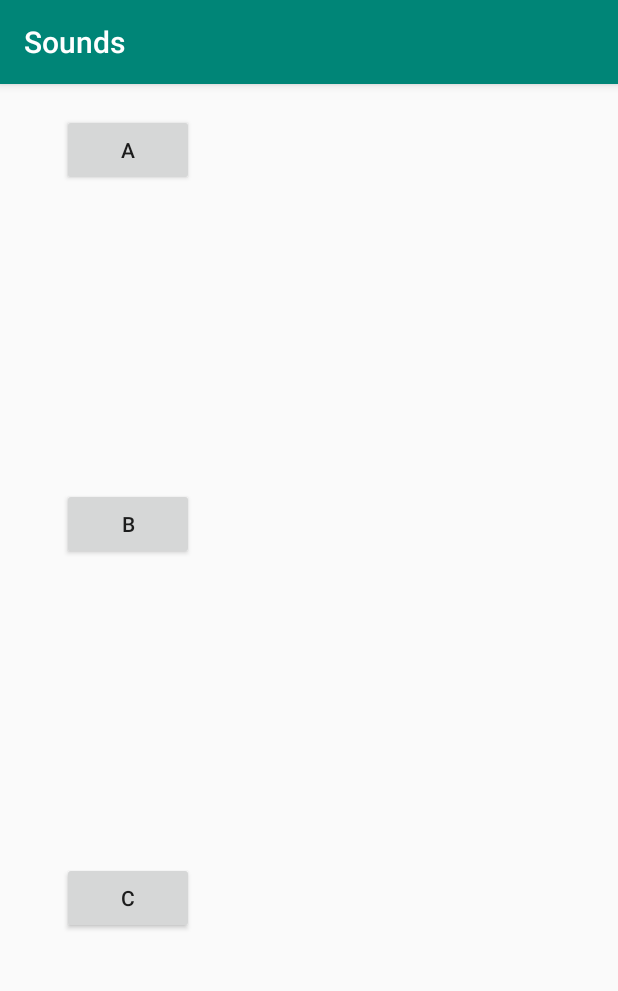
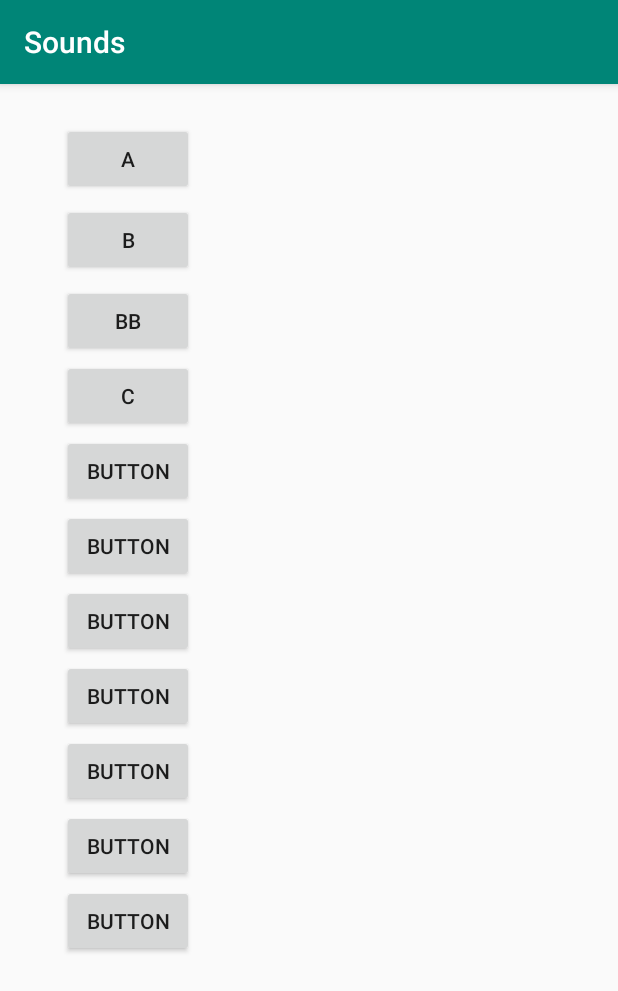
Before and after one commit to cougarharlowe/Sounds, an Android app: the screen it shows after launch (SoundsActivity), after a tap on an icon or button, on a phone screen of 412 x 824 dp. Shown: the top 991 px of the screen. Run offline under Robolectric (Android 15) with nearby library versions, the phone set to English and light mode, and no system bars.

```diff
--- a/app/src/main/java/com/example/sounds/SoundsActivity.java
+++ b/app/src/main/java/com/example/sounds/SoundsActivity.java
@@ -8,9 +8,10 @@ import android.util.Log;
 import android.view.View;
 import android.widget.Button;
 import android.media.AudioManager;
+import android.widget.Toast;
 
 
-public class SoundsActivity extends AppCompatActivity {
+public class SoundsActivity extends AppCompatActivity implements View.OnClickListener {
     private Button buttonSoundA;
     private Button buttonSoundB;
     private Button buttonSoundC;
@@ -49,7 +50,7 @@ public class SoundsActivity extends AppCompatActivity {
 
         aNote = SoundPool.load(this, R.raw.scalea, 1);
         bNote = SoundPool.load(this, R.raw.scaleb, 1);
-        cNote = SoundPool.load(this, R.raw.scalec,1);
+        cNote = SoundPool.load(this, R.raw.scalec, 1);
 
     }
 
@@ -58,8 +59,9 @@ public class SoundsActivity extends AppCompatActivity {
         buttonSoundB = findViewById(R.id.button_main_soundB);
         buttonSoundC = findViewById(R.id.button_main_soundC);
     }
+
     private void setListeners() {
-        buttonSoundA.setOnClickListener(new View.OnClickListener(){
+        buttonSoundA.setOnClickListener(new View.OnClickListener() {
             @Override
             public void onClick(View view) {
                 if (isLoaded) {
@@ -69,12 +71,11 @@ public class SoundsActivity extends AppCompatActivity {
                     float maxVolume = (float) audioManager
                             .getStreamMaxVolume(AudioManager.STREAM_MUSIC);
                     float volume = actualVolume / maxVolume;
-                    SoundPool.play(aNote, volume, volume, 1, 0, 1f);
-                    Log.e("test", "Played sound");
-                     }
+                    //SoundPool.play(aNote, volume, volume, 1, 0, 1f);
+                    //Log.e("test", "Played sound");
+                }
 
-        }
-
+            }
 
 
         });
@@ -88,8 +89,8 @@ public class SoundsActivity extends AppCompatActivity {
                     float maxVolume = (float) audioManager
                             .getStreamMaxVolume(AudioManager.STREAM_MUSIC);
                     float volume = actualVolume / maxVolume;
-                    SoundPool.play(bNote, volume, volume, 1, 0, 1f);
-                    Log.e("test", "Played sound");
+                    //SoundPool.play(bNote, volume, volume, 1, 0, 1f);
+                    //Log.e("test", "Played sound");
                 }
 
 
@@ -105,12 +106,57 @@ public class SoundsActivity extends AppCompatActivity {
                     float maxVolume = (float) audioManager
                             .getStreamMaxVolume(AudioManager.STREAM_MUSIC);
                     float volume = actualVolume / maxVolume;
-                    SoundPool.play(cNote, volume, volume, 1, 0, 1f);
-                    Log.e("test", "Played sound");
+                    //SoundPool.play(cNote, volume, volume, 1, 0, 1f);
+                    //Log.e("test", "Played sound");
                 }
 
 
             }
         });
+        buttonSoundA.setOnClickListener(this);
+        buttonSoundB.setOnClickListener(this);
+        buttonSoundC.setOnClickListener(this);
+    }
+
+    @Override
+    public void onClick(View view) {
+        if (isLoaded) {
+            AudioManager audioManager = (AudioManager) getSystemService(AUDIO_SERVICE);
+            float actualVolume = (float) audioManager
+                    .getStreamVolume(AudioManager.STREAM_MUSIC);
+            float maxVolume = (float) audioManager
+                    .getStreamMaxVolume(AudioManager.STREAM_MUSIC);
+            float volume = actualVolume / maxVolume;
+            switch (view.getId()) {
+                case R.id.button_main_soundA: {
+                    Toast.makeText(this, "aNote", Toast.LENGTH_SHORT).show();
+                    SoundPool.play(aNote, volume, volume, 1, 0, 1f);
+                    Log.e("test", "Played sound");
+                    break;
+                }
+
+                case R.id.button_main_soundB: {
+                    Toast.makeText(this, "bNote", Toast.LENGTH_SHORT).show();
+                    SoundPool.play(bNote, volume, volume, 1, 0, 1f);
+                    Log.e("test", "Played sound");
+                    break;
+                }
+
+                case R.id.button_main_soundC: {
+                    Toast.makeText(this, "cNote", Toast.LENGTH_SHORT).show();
+                    SoundPool.play(cNote, volume, volume, 1, 0, 1f);
+                    Log.e("test", "Played sound");
+                    break;
+                }
+
+            }
+        }
+    }
 }
-}
+
+
+
+/*
+
+
+ */
--- a/app/src/main/res/layout/activity_sounds.xml
+++ b/app/src/main/res/layout/activity_sounds.xml
@@ -11,35 +11,132 @@
         android:layout_width="wrap_content"
         android:layout_height="wrap_content"
         android:layout_marginStart="8dp"
+        android:layout_marginTop="184dp"
         android:layout_marginEnd="250dp"
         android:text="@string/main_Ckey"
-        app:layout_constraintBottom_toBottomOf="parent"
         app:layout_constraintEnd_toEndOf="parent"
         app:layout_constraintStart_toStartOf="parent"
-        app:layout_constraintTop_toBottomOf="@+id/button_main_soundB" />
+        app:layout_constraintTop_toTopOf="parent" />
 
     <Button
         android:id="@+id/button_main_soundB"
         android:layout_width="wrap_content"
         android:layout_height="wrap_content"
         android:layout_marginStart="8dp"
+        android:layout_marginTop="80dp"
         android:layout_marginEnd="250dp"
         android:text="@string/main_Bkey"
-        app:layout_constraintBottom_toTopOf="@+id/button_main_soundC"
         app:layout_constraintEnd_toEndOf="parent"
         app:layout_constraintStart_toStartOf="parent"
-        app:layout_constraintTop_toBottomOf="@+id/button_main_soundA" />
+        app:layout_constraintTop_toTopOf="parent" />
 
     <Button
         android:id="@+id/button_main_soundA"
         android:layout_width="wrap_content"
         android:layout_height="wrap_content"
         android:layout_marginStart="8dp"
-        android:layout_marginTop="20dp"
+        android:layout_marginTop="26dp"
         android:layout_marginEnd="250dp"
+        android:layout_marginBottom="8dp"
         android:text="@string/main_Akey"
         app:layout_constraintEnd_toEndOf="parent"
         app:layout_constraintStart_toStartOf="parent"
         app:layout_constraintTop_toTopOf="parent" />
 
+    <Button
+        android:id="@+id/BB"
+        android:layout_width="wrap_content"
+        android:layout_height="wrap_content"
+        android:layout_marginStart="8dp"
+        android:layout_marginTop="134dp"
+        android:layout_marginEnd="250dp"
+        android:text="@string/main_BBkey"
+        app:layout_constraintEnd_toEndOf="parent"
+        app:layout_constraintStart_toStartOf="parent"
+        app:layout_constraintTop_toTopOf="parent" />
+
+    <Button
+        android:id="@+id/button2"
+        android:layout_width="wrap_content"
+        android:layout_height="wrap_content"
+        android:layout_marginStart="8dp"
+        android:layout_marginTop="384dp"
+        android:layout_marginEnd="250dp"
+        android:text="Button"
+        app:layout_constraintEnd_toEndOf="parent"
+        app:layout_constraintStart_toStartOf="parent"
+        app:layout_constraintTop_toTopOf="parent" />
+
+    <Button
+        android:id="@+id/button3"
+        android:layout_width="wrap_content"
+        android:layout_height="wrap_content"
+        android:layout_marginStart="8dp"
+        android:layout_marginTop="234dp"
+        android:layout_marginEnd="250dp"
+        android:text="Button"
+        app:layout_constraintEnd_toEndOf="parent"
+        app:layout_constraintStart_toStartOf="parent"
+        app:layout_constraintTop_toTopOf="parent" />
+
+    <Button
+        android:id="@+id/button4"
+        android:layout_width="wrap_content"
+        android:layout_height="wrap_content"
+        android:layout_marginStart="8dp"
+        android:layout_marginTop="284dp"
+        android:layout_marginEnd="250dp"
+        android:text="Button"
+        app:layout_constraintEnd_toEndOf="parent"
+        app:layout_constraintStart_toStartOf="parent"
+        app:layout_constraintTop_toTopOf="parent" />
+
+    <Button
+        android:id="@+id/button5"
+        android:layout_width="wrap_content"
+        android:layout_height="wrap_content"
+        android:layout_marginStart="8dp"
+        android:layout_marginTop="484dp"
+        android:layout_marginEnd="250dp"
+        android:text="Button"
+        app:layout_constraintEnd_toEndOf="parent"
+        app:layout_constraintStart_toStartOf="parent"
+        app:layout_constraintTop_toTopOf="parent" />
+
+    <Button
+        android:id="@+id/button6"
+        android:layout_width="wrap_content"
+        android:layout_height="wrap_content"
+        android:layout_marginStart="8dp"
+        android:layout_marginTop="334dp"
+        android:layout_marginEnd="250dp"
+        android:text="Button"
+        app:layout_constraintEnd_toEndOf="parent"
+        app:layout_constraintStart_toStartOf="parent"
+        app:layout_constraintTop_toTopOf="parent" />
+
+    <Button
+        android:id="@+id/button7"
+        android:layout_width="wrap_content"
+        android:layout_height="wrap_content"
+        android:layout_marginStart="8dp"
+        android:layout_marginTop="434dp"
+        android:layout_marginEnd="250dp"
+        android:text="Button"
+        app:layout_constraintEnd_toEndOf="parent"
+        app:layout_constraintStart_toStartOf="parent"
+        app:layout_constraintTop_toTopOf="parent" />
+
+    <Button
+        android:id="@+id/button8"
+        android:layout_width="wrap_content"
+        android:layout_height="wrap_content"
+        android:layout_marginStart="8dp"
+        android:layout_marginTop="534dp"
+        android:layout_marginEnd="250dp"
+        android:text="Button"
+        app:layout_constraintEnd_toEndOf="parent"
+        app:layout_constraintStart_toStartOf="parent"
+        app:layout_constraintTop_toTopOf="parent" />
+
 </androidx.constraintlayout.widget.ConstraintLayout>
--- a/app/src/main/res/values/strings.xml
+++ b/app/src/main/res/values/strings.xml
@@ -2,5 +2,13 @@
     <string name="app_name">Sounds</string>
     <string name="main_Akey">A</string>
     <string name="main_Bkey">B</string>
+    <string name="main_BBkey">BB</string>
     <string name="main_Ckey">C</string>
+    <string name="main_CSkey">CS</string>
+    <string name="main_Dkey">D</string>
+    <string name="main_Ekey">E</string>
+    <string name="main_Fkey">F</string>
+    <string name="main_FSkey">FS</string>
+    <string name="main_Gkey">G</string>
+    <string name="main_GSkey">GS</string>
 </resources>
```
